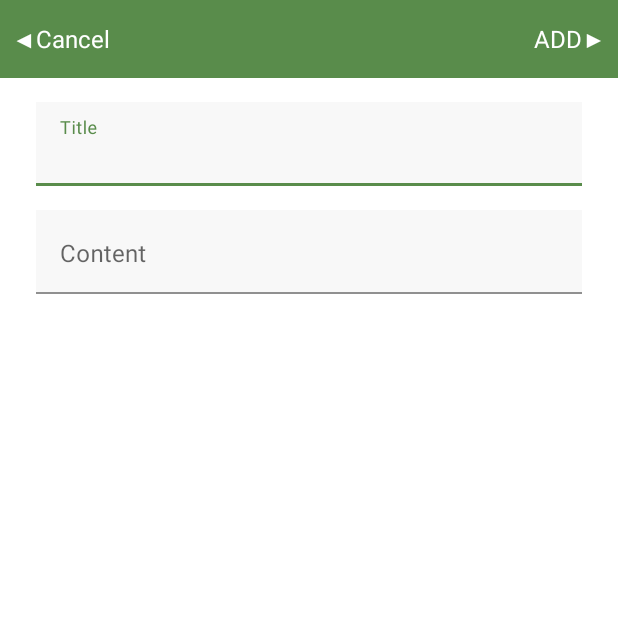
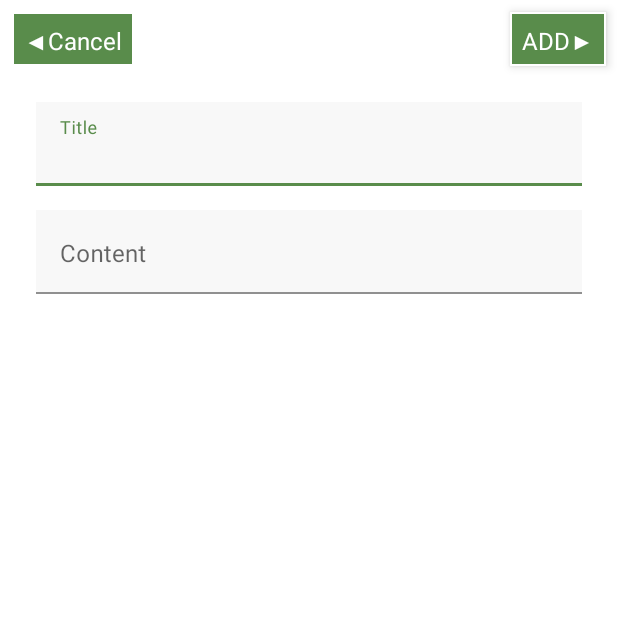
Before and after one commit to GRAM-DSM/SharingMyWishlist-Android, an Android app: the CreateActivity screen opened directly, with no data from a screen before it, on a phone screen of 412 x 824 dp, the top half of it. Run offline under Robolectric (Android 15) with nearby library versions, the phone set to English and light mode, and no system bars.

Commit message:
🎨 [design] :: change cancel, add button background
in activity_create

```diff
--- a/SharingMyWishList/app/src/main/res/layout/activity_create.xml
+++ b/SharingMyWishList/app/src/main/res/layout/activity_create.xml
@@ -10,7 +10,6 @@
         android:id="@+id/relativeLayout_create"
         android:layout_width="match_parent"
         android:layout_height="wrap_content"
-        android:background="@drawable/bg_main_titlebar"
         app:layout_constraintEnd_toEndOf="parent"
         app:layout_constraintStart_toStartOf="parent"
         app:layout_constraintTop_toTopOf="parent">
@@ -25,7 +24,10 @@
             android:layout_marginTop="8dp"
             android:layout_marginEnd="8dp"
             android:layout_marginBottom="8dp"
+            android:background="@drawable/bg_btn_pri"
+            android:elevation="4dp"
             android:gravity="center"
+            android:padding="8dp"
             android:text="@string/create_commitCreate"
             android:textColor="@color/white"
             android:textSize="16dp" />
@@ -37,6 +39,8 @@
             android:layout_alignParentStart="true"
             android:layout_alignParentTop="true"
             android:layout_marginStart="8dp"
+            android:background="@drawable/bg_btn_pri"
+            android:padding="8dp"
             android:layout_marginTop="8dp"
             android:layout_marginEnd="8dp"
             android:layout_marginBottom="8dp"
```
